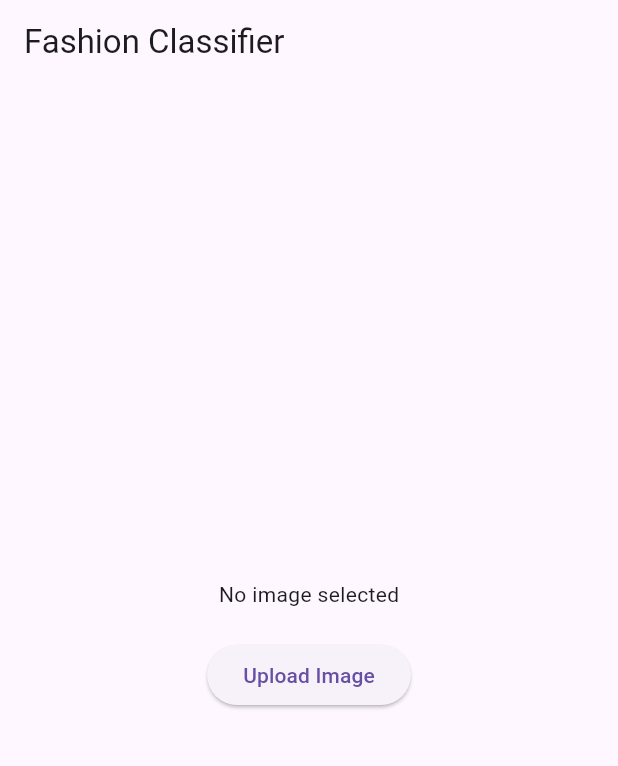
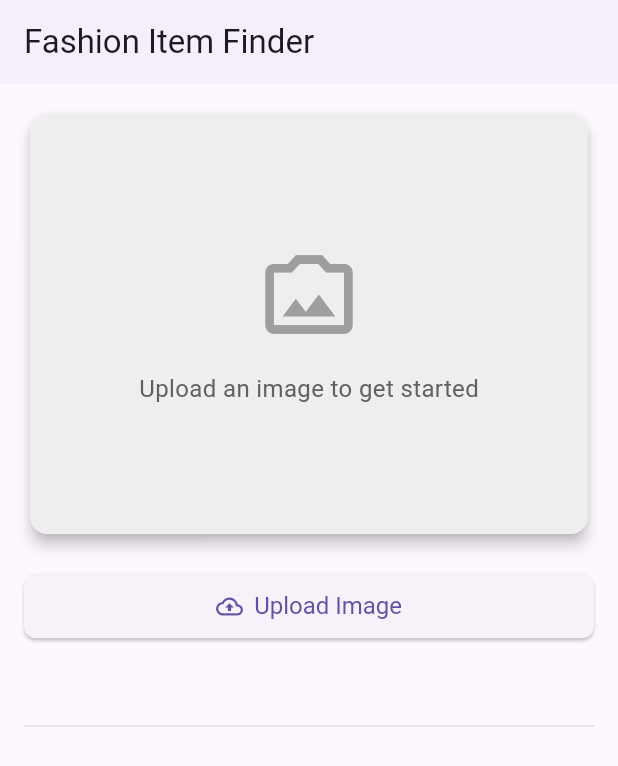
Before and after one commit to ashikulislamdev/price_comparison_app, a Flutter app: the screen it shows after launch, on a phone screen of 412 x 824 dp. Shown: the top 766 px of the screen. Run offline on Flutter 3.47's test engine with Material 3 defaults, Android fonts, the phone set to English and light mode, and no system bars; our stand-ins replace image_picker; missing offline and left inert: tflite_flutter.

Commit message:
multistore api implemented

```diff
--- a/lib/core/amazon_search_service.dart
+++ b/lib/core/amazon_search_service.dart
@@ -2,7 +2,7 @@ import 'dart:convert';
 import 'package:http/http.dart' as http;
 
 class AmazonSearchService {
-  static const String _apiKey = '06ED87269C5A47B292440F35DD02DE4A'; // Replace with your real API key
+  static const String _apiKey = 'YOUR_RAINFOREST_API_KEY';
   static const String _baseUrl = 'https://api.rainforestapi.com/request';
 
   static Future<List<Map<String, dynamic>>> searchProducts(String query) async {
--- /dev/null
+++ b/lib/core/multi_store_service.dart
@@ -0,0 +1,40 @@
+import 'mock_search_service.dart';
+import 'amazon_search_service.dart';
+
+class MultiStoreService {
+  static Future<List<Map<String, dynamic>>> searchAllStores(String query) async {
+    List<Map<String, dynamic>> allResults = [];
+
+    // 1. Amazon
+    try {
+      final amazonResults = await AmazonSearchService.searchProducts(query);
+      allResults.addAll(amazonResults.map((item) => {
+        'title': item['title'],
+        'price': item['price']?['value'] ?? 999999.0,
+        'raw_price': item['price']?['raw'] ?? 'No price',
+        'image': item['image'],
+        'store': 'Amazon',
+        'url': item['link'],
+      }));
+    } catch (e) {
+      print("Amazon API failed: $e");
+    }
+
+    // 2. Mock stores
+    try {
+      final mockResults = await MockSearchService.searchMockStores(query);
+      allResults.addAll(mockResults);
+    } catch (e) {
+      print("Mock API failed: $e");
+    }
+
+    // Sort by price ascending
+    allResults.sort((a, b) {
+      final priceA = (a['price'] is num) ? (a['price'] as num).toDouble() : 999999.0;
+      final priceB = (b['price'] is num) ? (b['price'] as num).toDouble() : 999999.0;
+      return priceA.compareTo(priceB);
+    });
+
+    return allResults;
+  }
+}
--- a/lib/core/utils/image_utils.dart
+++ b/lib/core/utils/image_utils.dart
@@ -4,7 +4,7 @@ import 'package:http/http.dart' as http;
 
 class ImageUtils {
   static Future<String> sendToPredictionAPI(File imageFile) async {
-    final uri = Uri.parse("http://192.168.1.100:8000/predict"); // pc ip to test on phone
+    final uri = Uri.parse("http://192.168.52.92:8001/predict"); // pc ip to test on phone
     final request = http.MultipartRequest("POST", uri);
     request.files.add(await http.MultipartFile.fromPath("file", imageFile.path));
 
@@ -15,7 +15,7 @@ class ImageUtils {
         // print("Response body: $body");
         final data = json.decode(body);
         // return predicted class and confidence
-        return "${data['predicted_class']} (${data['confidence']}%)";
+        return "${data['predicted_class']}"; // (${data['confidence']}%)
       } else {
         throw Exception("API Error: ${response.statusCode}");
       }
--- a/lib/main.dart
+++ b/lib/main.dart
@@ -1,5 +1,7 @@
 import 'package:flutter/material.dart';
-import 'package:price_comparison_app/view/fashion_classifier_screen.dart';
+// import 'package:price_comparison_app/view/mockapi_classifier.dart';
+// import 'package:price_comparison_app/view/fashion_classifier_screen.dart';
+import 'package:price_comparison_app/view/multistore_fashion_classifier.dart';
 
 void main() {
   runApp(const MyApp());
@@ -8,13 +10,12 @@ void main() {
 class MyApp extends StatelessWidget {
   const MyApp({super.key});
 
-  // This widget is the root of your application.
   @override
   Widget build(BuildContext context) {
     return MaterialApp(
       title: 'Flutter Price Comparison App',
       debugShowCheckedModeBanner: false,
-      home: const FashionClassifierScreen(),
+      home: const MultiFashionClassifierScreen(),
     );
   }
 }
--- /dev/null
+++ b/lib/view/multistore_fashion_classifier.dart
@@ -0,0 +1,230 @@
+import 'dart:io';
+import 'package:flutter/material.dart';
+import 'package:image_picker/image_picker.dart';
+import 'package:price_comparison_app/core/multi_store_service.dart';
+import 'package:price_comparison_app/widgets/image_display_widget.dart';
+import 'package:price_comparison_app/widgets/prediction_chip.dart';
+import 'package:price_comparison_app/widgets/product_card.dart';
+import '../core/utils/image_utils.dart';
+
+class MultiFashionClassifierScreen extends StatefulWidget {
+  const MultiFashionClassifierScreen({super.key});
+
+  @override
+  State<MultiFashionClassifierScreen> createState() => _MultiFashionClassifierScreenState();
+}
+
+class _MultiFashionClassifierScreenState extends State<MultiFashionClassifierScreen> {
+  File? _image;
+  String? _prediction;
+  bool _isLoading = false;
+  List<Map<String, dynamic>> _allResults = [];
+  bool _isSearching = false;
+
+  Future<void> _pickImage() async {
+    final picker = ImagePicker();
+    final picked = await picker.pickImage(source: ImageSource.gallery);
+    if (picked != null) {
+      setState(() {
+        _image = File(picked.path);
+        _prediction = null;
+      });
+      _sendImageToAPI(File(picked.path));
+    }
+  }
+
+  Future<void> _sendImageToAPI(File imageFile) async {
+    setState(() => _isLoading = true);
+    try {
+      final prediction = await ImageUtils.sendToPredictionAPI(imageFile);
+      setState(() => _prediction = prediction);
+      if (prediction.isNotEmpty) {
+        await _searchAllStores(prediction);
+      }
+    } catch (e) {
+      setState(() => _prediction = 'Error: $e');
+    } finally {
+      setState(() => _isLoading = false);
+    }
+  }
+
+  Future<void> _searchAllStores(String query) async {
+    setState(() {
+      _isSearching = true;
+      _allResults = [];
+    });
+    try {
+      final results = await MultiStoreService.searchAllStores(query);
+      setState(() => _allResults = results.take(15).toList());
+    } catch (e) {
+      print("Search failed: $e");
+    } finally {
+      setState(() => _isSearching = false);
+    }
+  }
+
+  @override
+  Widget build(BuildContext context) {
+    final theme = Theme.of(context); // For consistent styling
+
+    return Scaffold(
+      appBar: AppBar(
+        title: const Text('Fashion Item Finder'),
+        elevation: 1.0, // Subtle shadow
+      ),
+      body: SingleChildScrollView( // to scroll if it overflows
+        child: Padding(
+          padding: const EdgeInsets.all(16.0),
+          child: Column(
+            mainAxisAlignment: MainAxisAlignment.start,
+            crossAxisAlignment: CrossAxisAlignment.stretch,
+            children: [
+              ImageDisplayWidget(imageFile: _image, height: 280),
+              const SizedBox(height: 20),
+              ElevatedButton.icon(
+                icon: const Icon(Icons.cloud_upload_outlined),
+                onPressed: _pickImage,
+                label: const Text('Upload Image'),
+                style: ElevatedButton.styleFrom(
+                  padding: const EdgeInsets.symmetric(vertical: 12),
+                  textStyle: const TextStyle(fontSize: 16),
+                  shape: RoundedRectangleBorder(
+                    borderRadius: BorderRadius.circular(8),
+                  ),
+                ),
+              ),
+              const SizedBox(height: 24),
+
+              // Prediction
+              if (_isLoading) // image classification
+                const Center(child: CircularProgressIndicator())
+              else if (_prediction != null && _prediction!.isNotEmpty)
+                Column(
+                  children: [
+                    Text(
+                      'Identified Item:',
+                      style: theme.textTheme.titleMedium?.copyWith(color: Colors.grey[700]),
+                    ),
+                    const SizedBox(height: 4),
+                    PredictionChip(
+                      prediction: _prediction!,
+                      textTheme: theme.textTheme,
+                      colorScheme: theme.colorScheme,
+                    ),
+                  ],
+                )
+              else if (_image != null && !_isLoading) // Image selected, but error
+                Center(child: Text("Ready to classify or classification failed.", style: TextStyle(color: Colors.grey[600]))),
+
+              const SizedBox(height: 24),
+              Divider(thickness: 1, color: Colors.grey[300]),
+              const SizedBox(height: 16),
+
+              // Search Results
+              if (_isSearching)
+                const Center(
+                  child: Column(
+                    children: [
+                      CircularProgressIndicator(),
+                      SizedBox(height: 8),
+                      Text("Searching for products..."),
+                    ],
+                  ),
+                )
+              else if (_allResults.isNotEmpty)
+                Builder( // Using Builder here is fine to get a context that knows about DefaultTabController
+                  builder: (context) {
+                    final uniqueStores = _allResults.map((e) => e['store']?.toString() ?? 'Unknown').toSet().toList();
+                    uniqueStores.sort(); // Optional: sort store names
+
+                    final allTabName = 'All (${_allResults.length})';
+                    final tabNames = [allTabName, ...uniqueStores];
+
+                    return DefaultTabController(
+                      length: tabNames.length,
+                      child: Column(
+                        crossAxisAlignment: CrossAxisAlignment.start,
+                        children: [
+                          Padding( // Title for the whole search section
+                            padding: const EdgeInsets.only(bottom: 8.0),
+                            child: Text(
+                              "Search Results:",
+                              style: theme.textTheme.titleLarge,
+                            ),
+                          ),
+                          TabBar(
+                            isScrollable: true,
+                            labelColor: theme.colorScheme.primary,
+                            unselectedLabelColor: Colors.grey,
+                            indicatorColor: theme.colorScheme.primary,
+                            tabs: tabNames.map((name) => Tab(text: name.toUpperCase())).toList(),
+                          ),
+                          SizedBox(
+                            height: 500,
+                            child: TabBarView(
+                              children: tabNames.map((tabName) {
+                                List<Map<String, dynamic>> itemsToShow;
+                                if (tabName == allTabName) {
+                                  itemsToShow = _allResults;
+                                } else {
+                                  itemsToShow = _allResults.where((e) => (e['store']?.toString() ?? 'Unknown') == tabName).toList();
+                                }
+
+                                if (itemsToShow.isEmpty) {
+                                  return Center(
+                                    child: Text(
+                                      "No products found for '${_prediction ?? 'this item'}'" + (tabName == allTabName ? "." : " in ${tabName.toUpperCase()}."),
+                                      textAlign: TextAlign.center,
+                                      style: theme.textTheme.titleMedium?.copyWith(color: Colors.grey[700]),
+                                    ),
+                                  );
+                                }
+
+                                return ListView.builder(
+                                  itemCount: itemsToShow.length,
+                                  itemBuilder: (context, index) {
+                                    final item = itemsToShow[index];
+                                    return Padding(
+                                      padding: const EdgeInsets.only(bottom: 8.0),
+                                      child: ProductCard(
+                                        item: item,
+                                        textTheme: theme.textTheme,
+                                        colorScheme: theme.colorScheme,
+                                      ),
+                                    );
+                                  },
+                                );
+                              }).toList(),
+                            ),
+                          ),
+                        ],
+                      ),
+                    );
+                  },
+                )
+              else if (_prediction != null && _prediction!.isNotEmpty && !_isSearching) // Prediction made, no results found after search
+                Center(
+                  child: Padding(
+                    padding: const EdgeInsets.symmetric(vertical: 30.0),
+                    child: Column(
+                      children: [
+                        Icon(Icons.search_off, size: 50, color: Colors.grey[500]),
+                        const SizedBox(height: 8),
+                        Text(
+                          "No products found for '$_prediction'.",
+                          style: theme.textTheme.titleMedium?.copyWith(color: Colors.grey[700]),
+                          textAlign: TextAlign.center,
+                        ),
+                      ],
+                    ),
+                  ),
+                ),
+              // Optionally, a SizedBox at the bottom for some padding if content is short
+              const SizedBox(height: 20),
+            ],
+          ),
+        ),
+      ),
+    );
+  }
+}
--- /dev/null
+++ b/lib/widgets/image_display_widget.dart
@@ -0,0 +1,57 @@
+import 'dart:io';
+import 'package:flutter/material.dart';
+
+class ImageDisplayWidget extends StatelessWidget {
+  final File? imageFile;
+  final double height;
+
+  const ImageDisplayWidget({
+    super.key,
+    required this.imageFile,
+    this.height = 250,
+  });
+
+  @override
+  Widget build(BuildContext context) {
+    return Card(
+      elevation: 4.0,
+      shape: RoundedRectangleBorder(borderRadius: BorderRadius.circular(12.0)),
+      clipBehavior: Clip.antiAlias, // Ensures the child (Image) respects the border radius
+      child: SizedBox(
+        height: height,
+        width: double.infinity,
+        child: imageFile != null
+            ? Image.file(
+                File(imageFile!.path),
+                fit: BoxFit.cover,
+                errorBuilder: (context, error, stackTrace) {
+                  return const Center(
+                    child: Column(
+                      mainAxisAlignment: MainAxisAlignment.center,
+                      children: [
+                        Icon(Icons.error_outline, color: Colors.red, size: 48),
+                        SizedBox(height: 8),
+                        Text("Could not load image", textAlign: TextAlign.center),
+                      ],
+                    ),
+                  );
+                },
+              )
+            : Container(
+                color: Colors.grey[200],
+                child: Column(
+                  mainAxisAlignment: MainAxisAlignment.center,
+                  children: [
+                    Icon(Icons.photo_camera_back_outlined, size: 70, color: Colors.grey[500]),
+                    const SizedBox(height: 16),
+                    Text(
+                      'Upload an image to get started',
+                      style: TextStyle(fontSize: 16, color: Colors.grey[700]),
+                    ),
+                  ],
+                ),
+              ),
+      ),
+    );
+  }
+}
```
